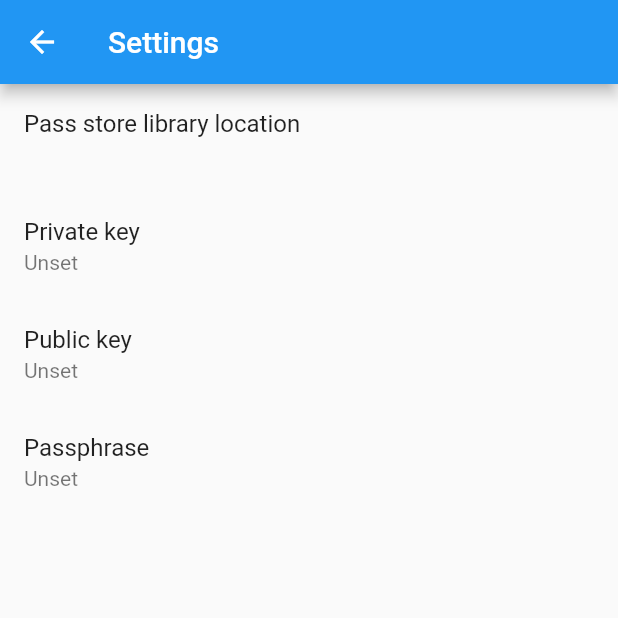
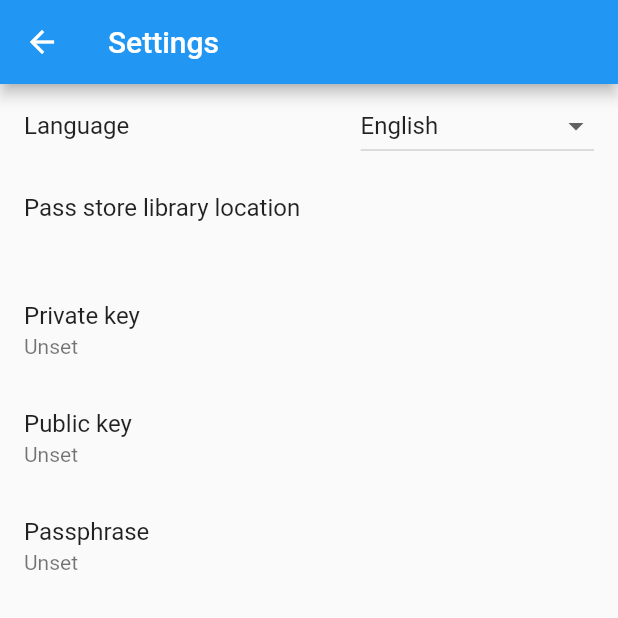
Before and after one commit to ryans233/flupass, a Flutter app: the screen it shows after launch, after a tap on the "settings" icon, on a phone screen of 412 x 824 dp, the top half of it. Run offline on Flutter 3.47's test engine with Material 2 defaults, Android fonts, the phone set to English and light mode, and no system bars; our stand-ins replace file_picker, flutter_speed_dial, sqflite, sqflite_common_ffi; missing offline and left inert: openpgp; accounts and stored records are empty.

Commit message:
add i18n

```diff
--- a/lib/db/table/app_settings_table.dart
+++ b/lib/db/table/app_settings_table.dart
@@ -1,5 +1,6 @@
 class AppSettingsTable {
   static const tableName = "app_settings";
+  static const columnAppLanguage = "app_language";
   static const columnKey = "key";
   static const columnPath = "path";
   static const columnPrivateKey = "private_key";
@@ -7,6 +8,7 @@ class AppSettingsTable {
   static const columnPassphrase = "passphrase";
 
   int key = 0;
+  String appLanguage = "en";
   String path = "";
   String privateKey = "";
   String publicKey = "";
@@ -14,6 +16,7 @@ class AppSettingsTable {
 
   AppSettingsTable([
     this.key = 0,
+    this.appLanguage = "en",
     this.path = "",
     this.privateKey = "",
     this.publicKey = "",
@@ -22,6 +25,7 @@ class AppSettingsTable {
 
   AppSettingsTable.fromJson(Map<String, dynamic> json) {
     key = json[columnKey] ?? 0;
+    appLanguage = json[columnAppLanguage] ?? "en";
     path = json[columnPath] ?? "";
     privateKey = json[columnPrivateKey] ?? "";
     publicKey = json[columnPublicKey] ?? "";
@@ -30,6 +34,7 @@ class AppSettingsTable {
 
   Map<String, dynamic> toJson() => {
         columnKey: key,
+        columnAppLanguage: appLanguage,
         columnPath: path,
         columnPrivateKey: privateKey,
         columnPublicKey: publicKey,
@@ -38,6 +43,6 @@ class AppSettingsTable {
 
   @override
   String toString() {
-    return 'AppSettingsTable(key: $key, path: $path, privateKey: $privateKey, publicKey: $publicKey, passphrase: $passphrase)';
+    return 'AppSettingsTable(key: $key, appLanguage: $appLanguage, path: $path, privateKey: $privateKey, publicKey: $publicKey, passphrase: $passphrase)';
   }
 }
--- a/lib/main.dart
+++ b/lib/main.dart
@@ -1,10 +1,13 @@
 import 'package:flupass/db/db_manager.dart';
-import 'package:flupass/model/pass_store_list_model.dart';
+import 'package:flupass/db/table/app_settings_table.dart';
 import 'package:flupass/page/page.dart';
+import 'package:flupass/repo/local/preferences_repository.dart';
 import 'package:flupass/routes.dart';
 import 'package:flutter/material.dart';
+import 'package:flutter_localizations/flutter_localizations.dart';
 import 'package:provider/provider.dart';
 
+import 'generated/l10n.dart';
 import 'model/app_settings_model.dart';
 
 final GlobalKey<NavigatorState> navKey = GlobalKey<NavigatorState>();
@@ -12,23 +15,55 @@ final GlobalKey<NavigatorState> navKey = GlobalKey<NavigatorState>();
 Future<void> main() async {
   WidgetsFlutterBinding.ensureInitialized();
   await DbManager.instance.initDatabase();
-  runApp(const MyApp());
+  runApp(MyApp(await PreferencesRepository.instance.getSettings()));
 }
 
 class MyApp extends StatelessWidget {
-  const MyApp({Key? key}) : super(key: key);
+  final AppSettingsTable settings;
+
+  const MyApp(this.settings, {Key? key}) : super(key: key);
 
   @override
   Widget build(BuildContext context) {
     return MultiProvider(
       providers: [
         ChangeNotifierProvider(
-          create: (_) => AppSettingsModel(),
-          lazy: false,
+          create: (_) => AppSettingsModel(settings),
         ),
       ],
-      child: MaterialApp(
+      builder: (context, child) => Selector<AppSettingsModel, String>(
+        selector: (_, model) => model.appLanguage,
+        builder: (context, value, child) {
+          final lang = value.split('_');
+          Locale locale;
+          switch (lang.length) {
+            case 1:
+              locale = Locale(lang[0]);
+              break;
+            case 2:
+              locale = Locale.fromSubtags(
+                  languageCode: lang[0], countryCode: lang[1]);
+              break;
+            case 3:
+              locale = Locale.fromSubtags(
+                  languageCode: lang[0],
+                  countryCode: lang[1],
+                  scriptCode: lang[2]);
+              break;
+            default:
+              locale = const Locale('en');
+          }
+          return MaterialApp(
+            locale: locale,
+            localizationsDelegates: const [
+              S.delegate,
+              GlobalMaterialLocalizations.delegate,
+              GlobalWidgetsLocalizations.delegate,
+              GlobalCupertinoLocalizations.delegate,
+            ],
+            supportedLocales: S.delegate.supportedLocales,
             title: 'flupass',
+            onGenerateTitle: (BuildContext context) => S.of(context).appName,
             theme: ThemeData(
               primarySwatch: Colors.blue,
             ),
@@ -38,6 +73,8 @@ class MyApp extends StatelessWidget {
               Routes.home: (context) => const HomePage(),
               Routes.settings: (context) => const SettingsPage(),
             },
+          );
+        },
       ),
     );
   }
--- a/lib/model/app_settings_model.dart
+++ b/lib/model/app_settings_model.dart
@@ -1,14 +1,18 @@
 import 'package:flupass/db/table/app_settings_table.dart';
+import 'package:flupass/generated/l10n.dart';
 import 'package:flupass/repo/local/preferences_repository.dart';
-import 'package:flutter/foundation.dart';
+import 'package:flutter/widgets.dart';
 
 class AppSettingsModel with ChangeNotifier {
-  AppSettingsModel() {
-    refreshAppSettings();
-  }
+  AppSettingsModel(this.settings);
 
   PreferencesRepository prefRepo = PreferencesRepository.instance;
-  AppSettingsTable settings = AppSettingsTable();
+  AppSettingsTable settings;
+
+  String get appLanguage => settings.appLanguage;
+
+  set appLanguage(String appLanguage) =>
+      setSettings(AppSettingsTable.columnAppLanguage, appLanguage);
 
   String get path => settings.path;
 
@@ -37,4 +41,10 @@ class AppSettingsModel with ChangeNotifier {
     settings = await prefRepo.getSettings();
     notifyListeners();
   }
+
+  setAppLanguage(String newValue) {
+    S.load(Locale(newValue));
+    appLanguage = newValue;
+    notifyListeners();
+  }
 }
--- a/lib/model/pass_store_list_model.dart
+++ b/lib/model/pass_store_list_model.dart
@@ -18,7 +18,10 @@ class PassStoreListModel with ChangeNotifier {
 
   List<FileSystemEntity> root = List.empty();
 
-  PassStoreListModel(this.appSettingsModel);
+  PassStoreListModel(this.appSettingsModel) {
+    _passStorePath = appSettingsModel.path;
+    updatePassStore();
+  }
 
   String details = "";
 
@@ -27,9 +30,9 @@ class PassStoreListModel with ChangeNotifier {
   onAppSettingsChanged() {
     var oldPath = _passStorePath;
     var newPath = appSettingsModel.path;
+    if (oldPath == newPath) return;
     debugPrint(
         "PassStoreListModel: onAppSettingsChanged old=$oldPath new=$newPath");
-    if (oldPath == newPath) return;
     _passStorePath = newPath;
     updatePassStore();
   }
--- a/lib/page/home_page.dart
+++ b/lib/page/home_page.dart
@@ -6,7 +6,5 @@ class HomePage extends StatelessWidget {
   const HomePage({Key? key}) : super(key: key);
 
   @override
-  Widget build(BuildContext context) {
-    return const LibraryPage();
-  }
+  Widget build(BuildContext context) => const LibraryPage();
 }
--- a/lib/page/settings_page.dart
+++ b/lib/page/settings_page.dart
@@ -1,6 +1,7 @@
 import 'dart:io';
 
 import 'package:file_picker/file_picker.dart';
+import 'package:flupass/generated/l10n.dart';
 import 'package:flupass/model/app_settings_model.dart';
 import 'package:flutter/material.dart';
 import 'package:provider/provider.dart';
@@ -12,12 +13,40 @@ class SettingsPage extends StatelessWidget {
   Widget build(BuildContext context) {
     return Scaffold(
       appBar: AppBar(
-        title: const Text('Settings'),
+        title: Text(S.of(context).pageSettingsTitle),
       ),
       body: ListView(
         children: [
           ListTile(
-            title: const Text('Pass store library location'),
+            title: Text(S.of(context).pageSettingsSettingEntryAppLanguageTitle),
+            trailing: DropdownButton<String>(
+              value:
+                  context.select((AppSettingsModel model) => model.appLanguage),
+              onChanged: (String? newValue) {
+                if (newValue != null) {
+                  context.read<AppSettingsModel>().setAppLanguage(newValue);
+                }
+              },
+              items: [
+                DropdownMenuItem(
+                  value: "en",
+                  child: Text(S
+                      .of(context)
+                      .pageSettingsSettingEntryAppLanguageValueEnglish),
+                ),
+                DropdownMenuItem(
+                  value: "zh_Hans_CN",
+                  child: Text(S
+                      .of(context)
+                      .pageSettingsSettingEntryAppLanguageValueSimplifiedChinese),
+                ),
+              ],
+            ),
+          ),
+          ListTile(
+            title: Text(S
+                .of(context)
+                .pageSettingsSettingEntryPassStoreLibraryLocationTitle),
             subtitle:
                 Text(context.select((AppSettingsModel model) => model.path)),
             onTap: () async {
@@ -30,12 +59,12 @@ class SettingsPage extends StatelessWidget {
             },
           ),
           ListTile(
-            title: const Text('Private key'),
+            title: Text(S.of(context).pageSettingsSettingEntryPrivateKeyTitle),
             subtitle: Text(context
                     .select((AppSettingsModel model) => model.privateKey)
                     .isEmpty
-                ? "Unset"
-                : "Set"),
+                ? S.of(context).pageSettingsSettingEntryValueUnset
+                : S.of(context).pageSettingsSettingEntryValueSet),
             onTap: () async {
               final result = await FilePicker.platform
                   .pickFiles(allowedExtensions: ["asc"]);
@@ -50,12 +79,12 @@ class SettingsPage extends StatelessWidget {
             },
           ),
           ListTile(
-            title: const Text('Public key'),
+            title: Text(S.of(context).pageSettingsSettingEntryPublicKeyTitle),
             subtitle: Text(context
                     .select((AppSettingsModel model) => model.publicKey)
                     .isEmpty
-                ? "Unset"
-                : "Set"),
+                ? S.of(context).pageSettingsSettingEntryValueUnset
+                : S.of(context).pageSettingsSettingEntryValueSet),
             onTap: () async {
               final result = await FilePicker.platform
                   .pickFiles(allowedExtensions: ["asc"]);
@@ -70,25 +99,26 @@ class SettingsPage extends StatelessWidget {
             },
           ),
           ListTile(
-            title: const Text('Passphrase'),
+            title: Text(S.of(context).pageSettingsSettingEntryPassphraseTitle),
             subtitle: Text(context
                     .select((AppSettingsModel model) => model.passphrase)
                     .isEmpty
-                ? "Unset"
-                : "Set"),
+                ? S.of(context).pageSettingsSettingEntryValueUnset
+                : S.of(context).pageSettingsSettingEntryValueSet),
             onTap: () async {
               showDialog(
                 context: context,
                 builder: (context) {
                   final controller = TextEditingController();
                   return AlertDialog(
-                    title: const Text("Input your passphrase"),
+                    title: Text(S.of(context).dialogEnterPassphraseTitle),
                     content: (TextField(
                       controller: controller,
                     )),
                     actions: [
                       TextButton(
-                        child: const Text("OK"),
+                        child:
+                            Text(S.of(context).dialogEnterPassphraseButtonOk),
                         onPressed: () {
                           context.read<AppSettingsModel>().passphrase =
                               controller.text;
--- a/lib/view/pass_list_view.dart
+++ b/lib/view/pass_list_view.dart
@@ -1,5 +1,6 @@
 import 'dart:io';
 
+import 'package:flupass/generated/l10n.dart';
 import 'package:flupass/model/pass_store_list_model.dart';
 import 'package:flupass/page/page.dart';
 import 'package:flupass/routes.dart';
@@ -39,7 +40,8 @@ class PassListView extends StatelessWidget {
                         Navigator.of(context).pushNamed(Routes.settings),
                     icon: const Icon(Icons.settings)),
               ],
-              title: Text(shouldShowTitle ? 'flupass' : relativePath),
+              title:
+                  Text(shouldShowTitle ? S.of(context).appName : relativePath),
               leading: shouldShowTitle
                   ? const SizedBox.shrink()
                   : IconButton(
```
Also changed, not shown: lib/db/db_manager.dart (+15 -1 lines), lib/l10n/intl_en.arb (added, +48 -0 lines), lib/l10n/intl_zh_Hans_CN.arb (added, +48 -0 lines), lib/page/library_page.dart (+22 -17 lines), lib/page/password_generator_page.dart (+23 -14 lines), lib/view/pass_detail_view.dart (+23 -12 lines), pubspec.yaml (+4 -5 lines), lib/generated/intl/messages_all.dart (added), lib/generated/intl/messages_en.dart (added), lib/generated/intl/messages_zh_Hans_CN.dart (added), lib/generated/l10n.dart (added), pubspec.lock. Lines whose indentation alone changed are shown as unchanged.
